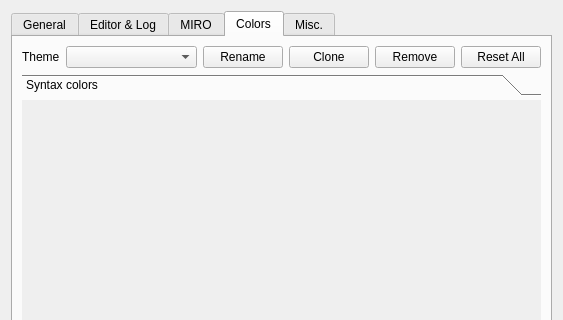
First picture: the form in src/settingsdialog.ui, repository GAMS-dev/studio, before the edit; both pictures show x 0 to 563 and y 0 to 320 of the 563 by 491 pixel window.
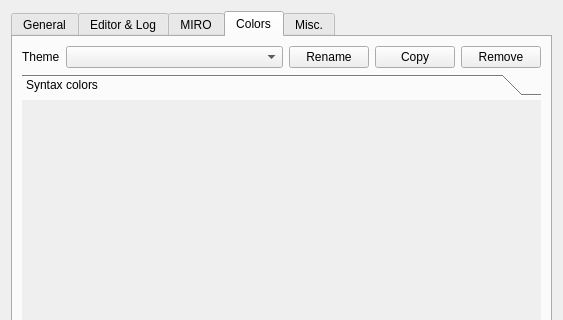
Second picture: the form after the edit.

Commit message: added rename, copy, and delete for current theme

Patch:
```diff
--- a/src/settingsdialog.ui
+++ b/src/settingsdialog.ui
@@ -615,7 +615,7 @@
           <item>
            <widget class="QPushButton" name="btClone">
             <property name="text">
-             <string>Clone</string>
+             <string>Copy</string>
             </property>
            </widget>
           </item>
@@ -626,13 +626,6 @@
             </property>
            </widget>
           </item>
-          <item>
-           <widget class="QPushButton" name="btResetAll">
-            <property name="text">
-             <string>Reset All</string>
-            </property>
-           </widget>
-          </item>
          </layout>
         </widget>
        </item>
```
Left out of the diff: 2 changed lines with no effect on the pictures. The commit also changes 8 other files.
